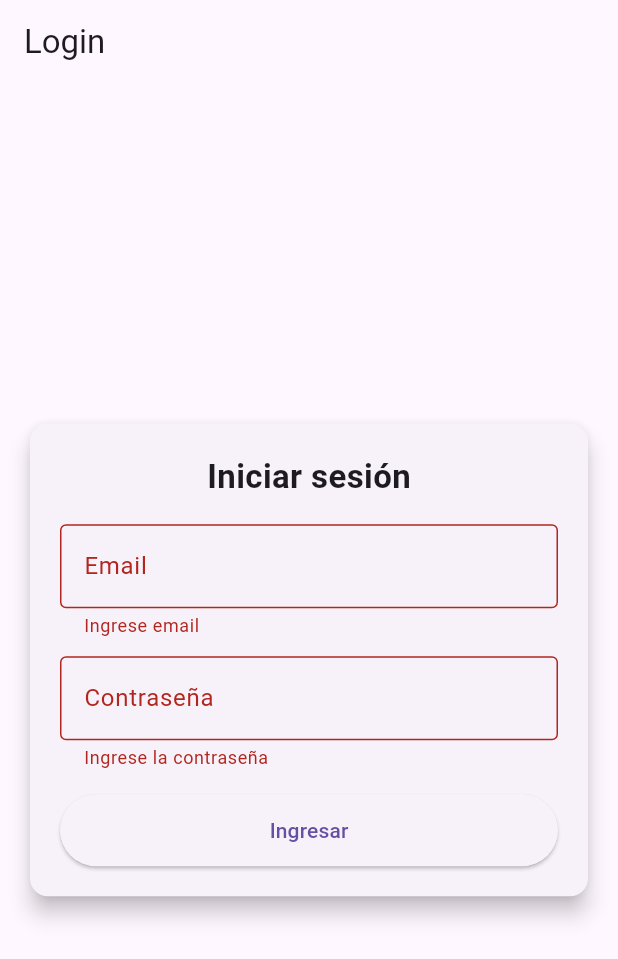
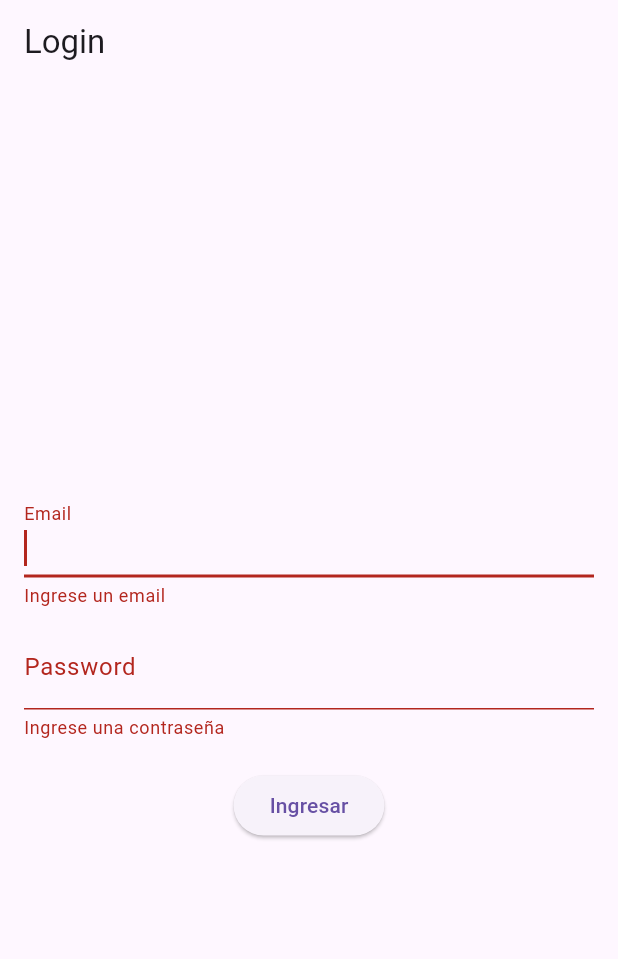
Before and after one commit to matiashmartinez/habitos_app, a Flutter app: the screen it shows after launch, after a tap on "Ingresar", on a phone screen of 412 x 824 dp. Shown: the top 959 px of the screen. Run offline on Flutter 3.47's test engine with Material 3 defaults, Android fonts, the phone set to English and light mode, and no system bars; our stand-ins replace flutter_riverpod, shared_preferences.

Commit message:
login full, validaciones, dashboard screens, logout, storage

```diff
--- /dev/null
+++ b/devtools_options.yaml
@@ -0,0 +1,4 @@
+description: This file stores settings for Dart & Flutter DevTools.
+documentation: https://docs.flutter.dev/tools/devtools/extensions#configure-extension-enablement-states
+extensions:
+  - shared_preferences: true
--- a/lib/src/app.dart
+++ b/lib/src/app.dart
@@ -1,10 +1,11 @@
+// ignore_for_file: dead_code
+
 import 'package:flutter/material.dart';
 import 'package:flutter_riverpod/flutter_riverpod.dart';
-
+import 'features/auth/presentation/login_screen.dart';
 import 'features/auth/domain/auth_state.dart';
 import 'features/auth/presentation/auth_notifier.dart';
-import 'features/auth/presentation/login_screen.dart';
-import 'features/dashboard/presentation/dashboard_screen.dart';
+import 'features/dashboard/presentation/screens/dashboard_screen.dart';
 
 class App extends ConsumerWidget {
   const App({super.key});
@@ -13,34 +14,14 @@ class App extends ConsumerWidget {
   Widget build(BuildContext context, WidgetRef ref) {
     final authState = ref.watch(authProvider);
 
-    // Inicialización por defecto (never null)
-    Widget screen = const Scaffold(
-      body: Center(child: CircularProgressIndicator()),
-    );
-
-    switch (authState) {
-      case AuthUnauthenticated():
-        screen = const LoginScreen();
-        break;
-
-      case AuthLoading():
-        screen = const Scaffold(
-          body: Center(child: CircularProgressIndicator()),
-        );
-        break;
-
-      case AuthAuthenticated():
-        screen = const DashboardScreen();
-        break;
-
-      default:
-        screen = const LoginScreen();
-    }
-
     return MaterialApp(
       debugShowCheckedModeBanner: false,
-      title: 'Modular App',
-      home: screen,
+      home: switch (authState) {
+        AuthLoading() => const Scaffold(
+            body: Center(child: CircularProgressIndicator())),
+        AuthAuthenticated() => const DashboardScreen(),
+        AuthUnauthenticated() => const LoginScreen(),
+      },
     );
   }
 }
--- /dev/null
+++ b/lib/src/core/services/local_storage_service.dart
@@ -0,0 +1,20 @@
+import 'package:shared_preferences/shared_preferences.dart';
+
+class LocalStorageService {
+  static const String keyToken = "auth_token";
+
+  Future<void> saveToken(String token) async {
+    final prefs = await SharedPreferences.getInstance();
+    await prefs.setString(keyToken, token);
+  }
+
+  Future<String?> getToken() async {
+    final prefs = await SharedPreferences.getInstance();
+    return prefs.getString(keyToken);
+  }
+
+  Future<void> clearToken() async {
+    final prefs = await SharedPreferences.getInstance();
+    await prefs.remove(keyToken);
+  }
+}
--- a/lib/src/features/auth/domain/auth_state.dart
+++ b/lib/src/features/auth/domain/auth_state.dart
@@ -1,17 +1,13 @@
+// lib/src/features/auth/domain/auth_state.dart
 sealed class AuthState {}
 
-class AuthUnauthenticated extends AuthState {}
-
-class AuthLoading extends AuthState {}
-
-class AuthAuthenticated extends AuthState {
+final class AuthLoading extends AuthState {}
+final class AuthAuthenticated extends AuthState {
   final String userId;
   final String email;
-
   AuthAuthenticated({required this.userId, required this.email});
 }
-
-class AuthError extends AuthState {
-  final String message;
-  AuthError(this.message);
+final class AuthUnauthenticated extends AuthState {
+  final String? message;
+  AuthUnauthenticated({this.message});
 }
--- a/lib/src/features/auth/presentation/auth_notifier.dart
+++ b/lib/src/features/auth/presentation/auth_notifier.dart
@@ -1,31 +1,57 @@
-import 'package:flutter_riverpod/flutter_riverpod.dart';
+import 'package:flutter_riverpod/legacy.dart';
+import '../../../core/services/local_storage_service.dart';
 import '../domain/auth_state.dart';
 
+final authProvider =
+    StateNotifierProvider<AuthNotifier, AuthState>((ref) {
+  return AuthNotifier(LocalStorageService());
+});
+
 class AuthNotifier extends StateNotifier<AuthState> {
-  AuthNotifier() : super(AuthUnauthenticated());
+  final LocalStorageService storage;
 
-  Future<void> login(String email, String password) async {
-    state = AuthLoading();
+  AuthNotifier(this.storage) : super(AuthLoading()) {
+    _checkSession();
+  }
 
-    // Simulación de proceso de login
-    await Future.delayed(const Duration(seconds: 2));
+  Future<void> _checkSession() async {
+    final token = await storage.getToken();
 
-    // Validación de ejemplo
-    if (email == "test@correo.com" && password == "123456") {
-      state = AuthAuthenticated(userId: "123", email: email);
+    if (token != null && token.isNotEmpty) {
+      state = AuthAuthenticated(userId: "123", email: "user@test.com");
     } else {
-      state = AuthError("Credenciales inválidas");
-      await Future.delayed(const Duration(seconds: 2));
       state = AuthUnauthenticated();
     }
   }
 
-  void logout() {
+  Future<void> login(String email, String password) async {
+    if (email.isEmpty || password.isEmpty) {
+      state = AuthUnauthenticated(message: "Debe completar todos los campos.");
+      return;
+    }
+
+    if (!email.contains("@")) {
+      state = AuthUnauthenticated(message: "Email inválido.");
+      return;
+    }
+
+    state = AuthLoading();
+
+    await Future.delayed(const Duration(seconds: 1));
+
+    // Simulación de validación
+    if (email != "test@correo.com" || password != "123456") {
+      state = AuthUnauthenticated(message: "Credenciales incorrectas.");
+      return;
+    }
+
+    await storage.saveToken("TOKEN_123");
+
+    state = AuthAuthenticated(userId: "123", email: email);
+  }
+
+  Future<void> logout() async {
+    await storage.clearToken();
     state = AuthUnauthenticated();
   }
 }
-
-final authProvider =
-    StateNotifierProvider<AuthNotifier, AuthState>((ref) {
-  return AuthNotifier();
-});
--- a/lib/src/features/auth/presentation/login_screen.dart
+++ b/lib/src/features/auth/presentation/login_screen.dart
@@ -1,8 +1,7 @@
 import 'package:flutter/material.dart';
 import 'package:flutter_riverpod/flutter_riverpod.dart';
-
-import 'auth_notifier.dart';
-import '../domain/auth_state.dart';
+import '../presentation/auth_notifier.dart';
+import '../../auth/domain/auth_state.dart';
 
 class LoginScreen extends ConsumerStatefulWidget {
   const LoginScreen({super.key});
@@ -11,110 +10,81 @@ class LoginScreen extends ConsumerStatefulWidget {
   ConsumerState<LoginScreen> createState() => _LoginScreenState();
 }
 
+
 class _LoginScreenState extends ConsumerState<LoginScreen> {
-  final _formKey = GlobalKey<FormState>();
-  final _emailCtl = TextEditingController();
-  final _passCtl = TextEditingController();
+  final emailController = TextEditingController();
+  final passwordController = TextEditingController();
+  final formKey = GlobalKey<FormState>();
 
-  @override
-  void dispose() {
-    _emailCtl.dispose();
-    _passCtl.dispose();
-    super.dispose();
+
+  void _submit() {
+    if (formKey.currentState!.validate()) {
+      ref.read(authProvider.notifier).login(
+            emailController.text.trim(),
+            passwordController.text.trim(),
+          );
+    }
   }
 
   @override
   Widget build(BuildContext context) {
     final authState = ref.watch(authProvider);
 
-    final bool isLoading = authState is AuthLoading;
+    if (authState is AuthLoading) {
+      return const Scaffold(
+        body: Center(child: CircularProgressIndicator()),
+      );
+    }
 
 return Scaffold(
-      appBar: AppBar(title: const Text('Login')),
-      body: Center(
-        child: SingleChildScrollView(
-          padding: const EdgeInsets.all(16),
-          child: ConstrainedBox(
-            constraints: const BoxConstraints(maxWidth: 480),
-            child: Card(
-              elevation: 6,
-              child: Padding(
-                padding: const EdgeInsets.all(20),
+  appBar: AppBar(title: const Text("Login")),
+  body: Padding(
+    padding: const EdgeInsets.all(16.0),
     child: Form(
-                  key: _formKey,
+      key: formKey,
       child: Column(
-                    mainAxisSize: MainAxisSize.min,
+        mainAxisAlignment: MainAxisAlignment.center,
         children: [
-                      const Text(
-                        'Iniciar sesión',
-                        style: TextStyle(
-                            fontSize: 22, fontWeight: FontWeight.w600),
+          if (authState is AuthUnauthenticated && authState.message != null)
+            Text(
+              authState.message!,
+              style: const TextStyle(color: Colors.red),
             ),
-                      const SizedBox(height: 16),
+          const SizedBox(height: 10),
+
+          // EMAIL
           TextFormField(
-                        controller: _emailCtl,
-                        decoration: const InputDecoration(
-                          labelText: 'Email',
-                          border: OutlineInputBorder(),
+            controller: emailController,
+            decoration: const InputDecoration(labelText: "Email"),
+            autofocus: true,
+            keyboardType: TextInputType.emailAddress,
+            onFieldSubmitted: (_) => _submit(),
+            validator: (value) =>
+                value!.isEmpty ? "Ingrese un email" : null,
           ),
-                        validator: (v) {
-                          if (v == null || v.trim().isEmpty) {
-                            return 'Ingrese email';
-                          }
-                          return null;
-                        },
+
+          const SizedBox(height: 12),
+
+          // PASSWORD
+          TextFormField(
+            controller: passwordController,
+            decoration: const InputDecoration(labelText: "Password"),
+            obscureText: true,
+            onFieldSubmitted: (_) => _submit(),
+            validator: (value) =>
+                value!.isEmpty ? "Ingrese una contraseña" : null,
           ),
-                      const SizedBox(height: 12),
-                      TextFormField(
-                        controller: _passCtl,
-                        obscureText: true,
-                        decoration: const InputDecoration(
-                          labelText: 'Contraseña',
-                          border: OutlineInputBorder(),
-                        ),
-                        validator: (v) {
-                          if (v == null || v.isEmpty) {
-                            return 'Ingrese la contraseña';
-                          }
-                          return null;
-                        },
-                      ),
-                      const SizedBox(height: 16),
-                      SizedBox(
-                        width: double.infinity,
-                        height: 48,
-                        child: ElevatedButton(
-                          onPressed: isLoading ? null : _onSubmit,
-                          child: isLoading
-                              ? const SizedBox(
-                                  width: 20,
-                                  height: 20,
-                                  child:
-                                      CircularProgressIndicator(strokeWidth: 2),
-                                )
-                              : const Text('Ingresar'),
-                        ),
+
+          const SizedBox(height: 20),
+
+          ElevatedButton(
+            onPressed: _submit,
+            child: const Text("Ingresar"),
           ),
         ],
       ),
     ),
   ),
-            ),
-          ),
-        ),
-      ),
 );
   }
-
-  Future<void> _onSubmit() async {
-    if (!_formKey.currentState!.validate()) return;
-
-    final email = _emailCtl.text.trim();
-    final pass = _passCtl.text;
-
-    await ref.read(authProvider.notifier).login(email, pass);
-
-    // No usamos Navigator.
-    // La App cambia automáticamente a Dashboard cuando el estado sea AuthAuthenticated.
 }
-}
--- /dev/null
+++ b/lib/src/features/dashboard/navigation_provider.dart
@@ -0,0 +1,3 @@
+import 'package:flutter_riverpod/legacy.dart';
+
+final bottomNavProvider = StateProvider<int>((ref) => 0);
--- a/lib/src/main.dart
+++ b/lib/src/main.dart
@@ -1,5 +1,6 @@
 import 'package:flutter/material.dart';
 import 'package:flutter_riverpod/flutter_riverpod.dart';
+
 import './app.dart';
 
 void main() {
```
Also changed, not shown: lib/src/features/dashboard/presentation/dashboard_controller.dart (added, +8 -0 lines), lib/src/features/dashboard/presentation/dashboard_screen.dart (deleted, +0 -12 lines), lib/src/features/dashboard/presentation/screens/dashboard_screen.dart (added, +57 -0 lines), lib/src/features/dashboard/presentation/screens/habits_screen.dart (added, +12 -0 lines), lib/src/features/dashboard/presentation/screens/home_screen.dart (added, +12 -0 lines), lib/src/features/dashboard/presentation/screens/profile_screen.dart (added, +20 -0 lines), lib/src/features/dashboard/presentation/screens/settings_screen.dart (added, +12 -0 lines), pubspec.yaml (+4 -3 lines), pubspec.lock, 1 other file. Lines whose indentation alone changed are shown as unchanged.
